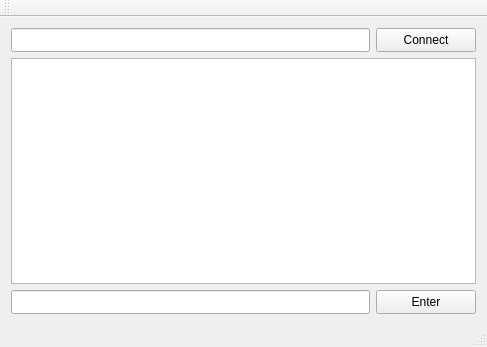
Above: QtChatClient/client.ui from imitatehappiness/QtChat before the change. Below: the same form after it.
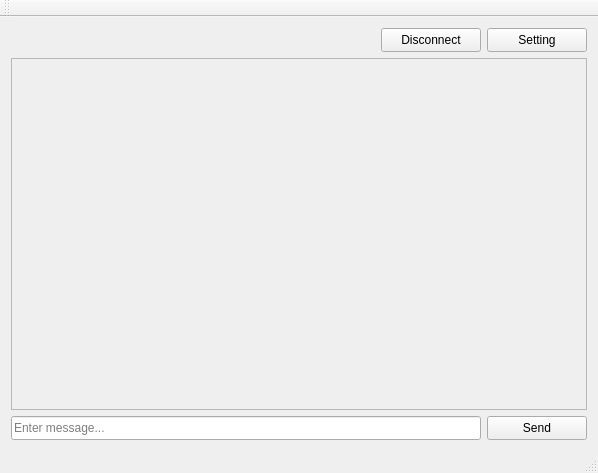
That is the form after the change.

Commit message: form registration, setting, authentication

Patch:
```diff
--- a/QtChatClient/client.ui
+++ b/QtChatClient/client.ui
@@ -6,35 +6,58 @@
    <rect>
     <x>0</x>
     <y>0</y>
-    <width>487</width>
-    <height>347</height>
+    <width>598</width>
+    <height>473</height>
    </rect>
   </property>
   <property name="windowTitle">
-   <string>Client</string>
+   <string>Messanger</string>
   </property>
   <widget class="QWidget" name="centralWidget">
    <layout class="QGridLayout" name="gridLayout">
+    <item row="1" column="0">
+     <widget class="QTextEdit" name="tE_allMessage">
+      <property name="enabled">
+       <bool>false</bool>
+      </property>
+     </widget>
+    </item>
     <item row="0" column="0">
      <layout class="QHBoxLayout" name="horizontalLayout">
       <item>
-       <widget class="QLineEdit" name="lE_inputName">
-        <property name="sizePolicy">
-         <sizepolicy hsizetype="Expanding" vsizetype="Minimum">
-          <horstretch>0</horstretch>
-          <verstretch>0</verstretch>
-         </sizepolicy>
+       <spacer name="horizontalSpacer">
+        <property name="orientation">
+         <enum>Qt::Horizontal</enum>
         </property>
-        <property name="minimumSize">
+        <property name="sizeHint" stdset="0">
          <size>
           <width>40</width>
+          <height>20</height>
+         </size>
+        </property>
+       </spacer>
+      </item>
+      <item>
+       <widget class="QPushButton" name="pB_disconnect">
+        <property name="sizePolicy">
+         <sizepolicy hsizetype="Minimum" vsizetype="Minimum">
+          <horstretch>0</horstretch>
+          <verstretch>0</verstretch>
+         </sizepolicy>
+        </property>
+        <property name="minimumSize">
+         <size>
+          <width>100</width>
           <height>24</height>
          </size>
         </property>
+        <property name="text">
+         <string>Disconnect</string>
+        </property>
        </widget>
       </item>
       <item>
-       <widget class="QPushButton" name="pB_connect">
+       <widget class="QPushButton" name="pB_setting">
         <property name="sizePolicy">
          <sizepolicy hsizetype="Minimum" vsizetype="Minimum">
           <horstretch>0</horstretch>
@@ -48,15 +71,12 @@
          </size>
         </property>
         <property name="text">
-         <string>Connect</string>
+         <string>Setting</string>
         </property>
        </widget>
       </item>
      </layout>
     </item>
-    <item row="1" column="0">
-     <widget class="QTextEdit" name="tE_allMessage"/>
-    </item>
     <item row="2" column="0">
      <layout class="QHBoxLayout" name="horizontalLayout_2">
       <item>
@@ -67,6 +87,9 @@
           <verstretch>0</verstretch>
          </sizepolicy>
         </property>
+        <property name="placeholderText">
+         <string>Enter message...</string>
+        </property>
        </widget>
       </item>
       <item>
@@ -84,7 +107,7 @@
          </size>
         </property>
         <property name="text">
-         <string>Enter</string>
+         <string>Send</string>
         </property>
        </widget>
       </item>
@@ -97,8 +120,8 @@
     <rect>
      <x>0</x>
      <y>0</y>
-     <width>487</width>
-     <height>20</height>
+     <width>598</width>
+     <height>21</height>
     </rect>
    </property>
   </widget>
```
The commit also changes 19 other files.
